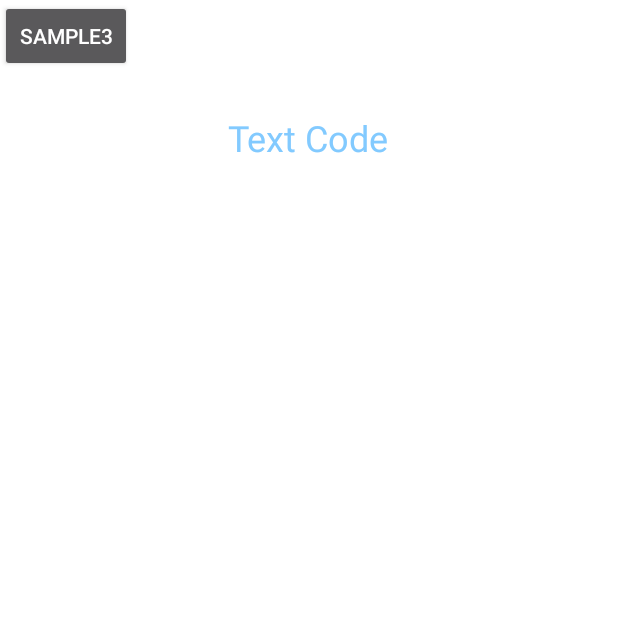
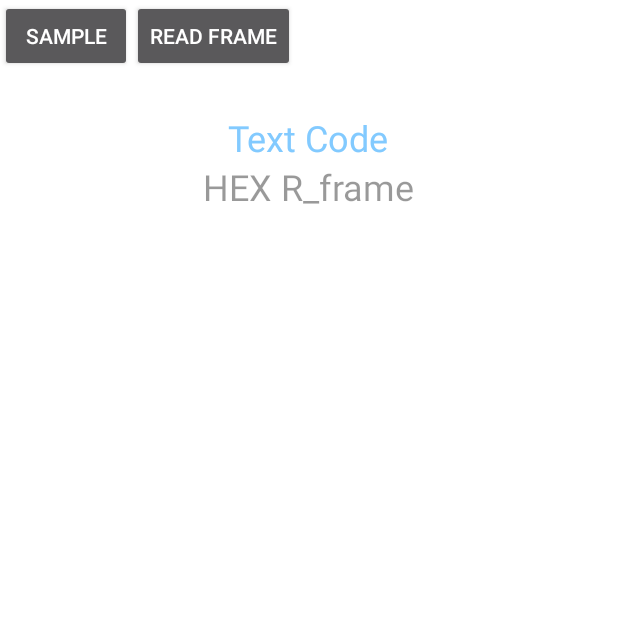
Before and after one commit to JSenen/SAlignerTest, an Android app: the fragment AlignerFragment shown on its own in the app's theme, on a phone screen of 412 x 824 dp, the top half of it. Run offline under Robolectric (Android 15) with nearby library versions, the phone set to English and light mode, and no system bars; 3 statements that could not run were skipped.

Commit message:
Adding button and tex to receive Frame

```diff
--- a/app/src/main/java/com/juansenen/salignertest/AlignerFragment.java
+++ b/app/src/main/java/com/juansenen/salignertest/AlignerFragment.java
@@ -29,8 +29,8 @@ public class AlignerFragment extends Fragment implements ServiceConnection, Seri
     private enum Connected {False, Pending, True}
 
     private TextView resposteText;
-    private TextView connectionStatus;
-    private Button mButtonSample3;
+    private TextView connectionStatus, textReadFrame;
+    private Button mButtonSample3, mButtonReadFrame;
     private String deviceAddress;
     private SerialService service;
     private Connected connected = Connected.False;
@@ -123,6 +123,8 @@ public class AlignerFragment extends Fragment implements ServiceConnection, Seri
                              Bundle savedInstanceState) {
         View alignerView = inflater.inflate(R.layout.fragment_aligner, container, false);
         resposteText = alignerView.findViewById(R.id.textCode);
+        textReadFrame = alignerView.findViewById(R.id.textReadFrame);
+        mButtonReadFrame = alignerView.findViewById(R.id.butReadFrame);
         mButtonSample3 = alignerView.findViewById(R.id.ButSample3);
         connectionStatus = alignerView.findViewById(R.id.connectionStatus);
 
--- a/app/src/main/res/layout/fragment_aligner.xml
+++ b/app/src/main/res/layout/fragment_aligner.xml
@@ -1,12 +1,12 @@
 <?xml version="1.0" encoding="utf-8"?>
 <LinearLayout xmlns:android="http://schemas.android.com/apk/res/android"
+    xmlns:app="http://schemas.android.com/apk/res-auto"
     xmlns:tools="http://schemas.android.com/tools"
     android:layout_width="match_parent"
     android:layout_height="match_parent"
+    android:background="@color/white"
     android:orientation="vertical"
-    android:background="@color/white"
-    tools:context=".AlignerFragment"
-    >
+    tools:context=".AlignerFragment">
 
     <!-- TODO: Update blank fragment layout -->
 
@@ -19,7 +19,13 @@
             android:id="@+id/ButSample3"
             android:layout_width="wrap_content"
             android:layout_height="wrap_content"
-            android:text="Sample3" />
+            android:text="Sample" />
+
+        <Button
+            android:id="@+id/butReadFrame"
+            android:layout_width="wrap_content"
+            android:layout_height="wrap_content"
+            android:text="Read Frame" />
 
     </LinearLayout>
 
@@ -36,8 +42,17 @@
         android:layout_width="wrap_content"
         android:layout_height="wrap_content"
         android:layout_gravity="center_horizontal"
+        android:text="Text Code"
         android:textColor="@color/colorSendText"
-        android:text="Text Code"
+        android:textSize="24sp" />
+
+    <TextView
+        android:id="@+id/textReadFrame"
+        android:layout_width="wrap_content"
+        android:layout_height="wrap_content"
+        android:layout_gravity="center_horizontal"
+        android:text="HEX R_frame"
+        android:textColor="@color/black_overlay"
         android:textSize="24sp" />
 
 </LinearLayout>
```
